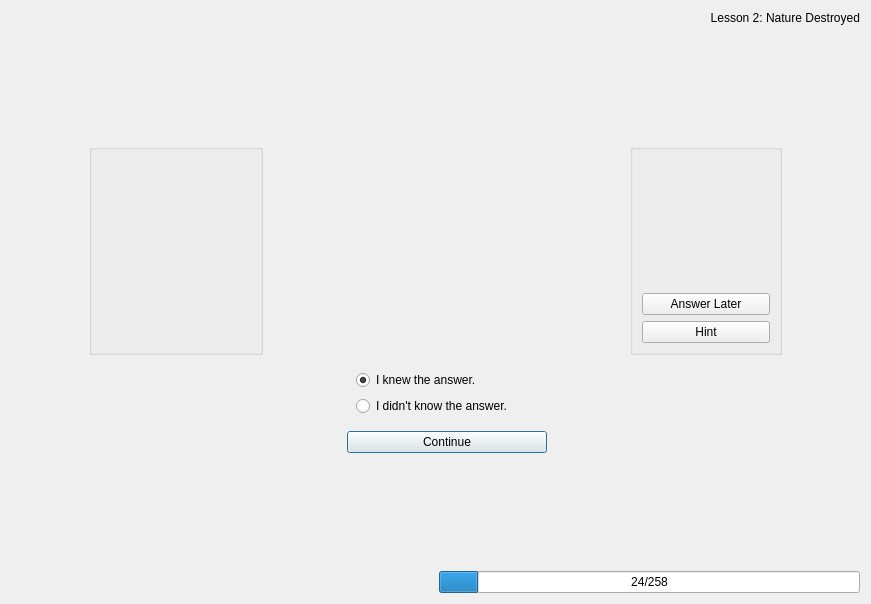
Above: src/practice/practice_mainwindow.ui from KDE/parley before the change. Below: the same form after it.
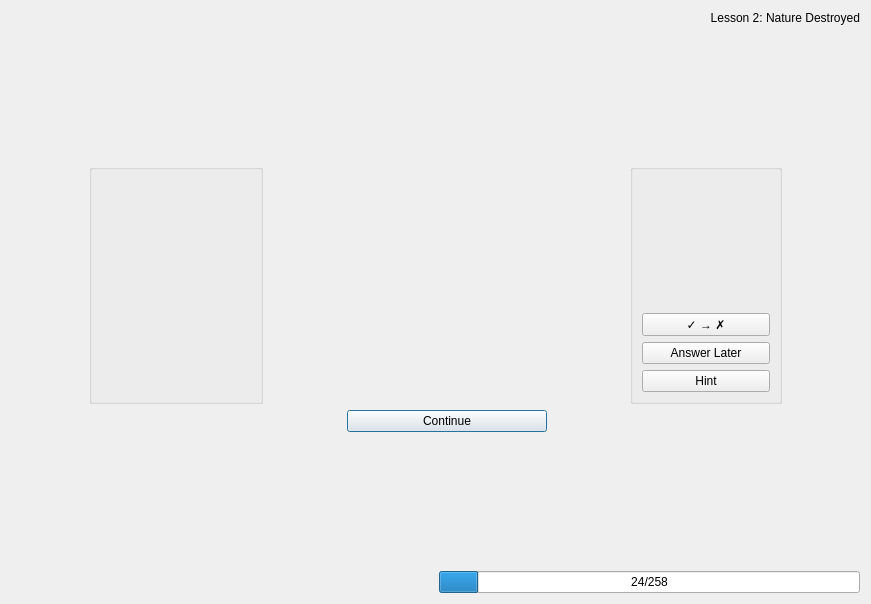
That is the form after the change. Icons and pictures are not drawn. Custom widgets are drawn as their Qt base class.

Commit message:
get rid of the radio buttons and use a toggle button to change whether an answer is counted as correct
later the button should be integrated in the right/wrong image somehow

```diff
--- a/src/practice/practice_mainwindow.ui
+++ b/src/practice/practice_mainwindow.ui
@@ -151,6 +151,16 @@
             </property>
            </widget>
           </item>
+          <item>
+           <widget class="QPushButton" name="toggleButton">
+            <property name="focusPolicy">
+             <enum>Qt::TabFocus</enum>
+            </property>
+            <property name="text">
+             <string>✓ → ✗</string>
+            </property>
+           </widget>
+          </item>
           <item>
            <widget class="QPushButton" name="answerLaterButton">
             <property name="focusPolicy">
@@ -189,59 +199,6 @@
        </property>
       </spacer>
      </item>
-     <item row="2" column="3">
-      <widget class="QPushButton" name="continueButton">
-       <property name="text">
-        <string>Continue</string>
-       </property>
-       <property name="autoDefault">
-        <bool>true</bool>
-       </property>
-       <property name="default">
-        <bool>true</bool>
-       </property>
-      </widget>
-     </item>
-     <item row="1" column="3">
-      <widget class="QStackedWidget" name="ratingStack">
-       <property name="currentIndex">
-        <number>1</number>
-       </property>
-       <widget class="QWidget" name="page">
-        <layout class="QHBoxLayout" name="horizontalLayout_2"/>
-       </widget>
-       <widget class="QWidget" name="page_2">
-        <layout class="QVBoxLayout" name="verticalLayout_3">
-         <item>
-          <widget class="QRadioButton" name="correctButton">
-           <property name="focusPolicy">
-            <enum>Qt::TabFocus</enum>
-           </property>
-           <property name="text">
-            <string>I knew the answer.</string>
-           </property>
-           <property name="checked">
-            <bool>true</bool>
-           </property>
-          </widget>
-         </item>
-         <item>
-          <widget class="QRadioButton" name="wrongButton">
-           <property name="focusPolicy">
-            <enum>Qt::TabFocus</enum>
-           </property>
-           <property name="text">
-            <string>I didn't know the answer.</string>
-           </property>
-           <property name="checked">
-            <bool>false</bool>
-           </property>
-          </widget>
-         </item>
-        </layout>
-       </widget>
-      </widget>
-     </item>
      <item row="0" column="3">
       <widget class="QWidget" name="centralPracticeWidget" native="true">
        <property name="minimumSize">
@@ -250,6 +207,20 @@
          <height>100</height>
         </size>
        </property>
+       <zorder>pushButton</zorder>
+      </widget>
+     </item>
+     <item row="1" column="3">
+      <widget class="QPushButton" name="continueButton">
+       <property name="text">
+        <string>Continue</string>
+       </property>
+       <property name="autoDefault">
+        <bool>true</bool>
+       </property>
+       <property name="default">
+        <bool>true</bool>
+       </property>
       </widget>
      </item>
     </layout>
```
Left out of the diff: 1 changed line with no effect on the pictures. The commit also changes 2 other files.
